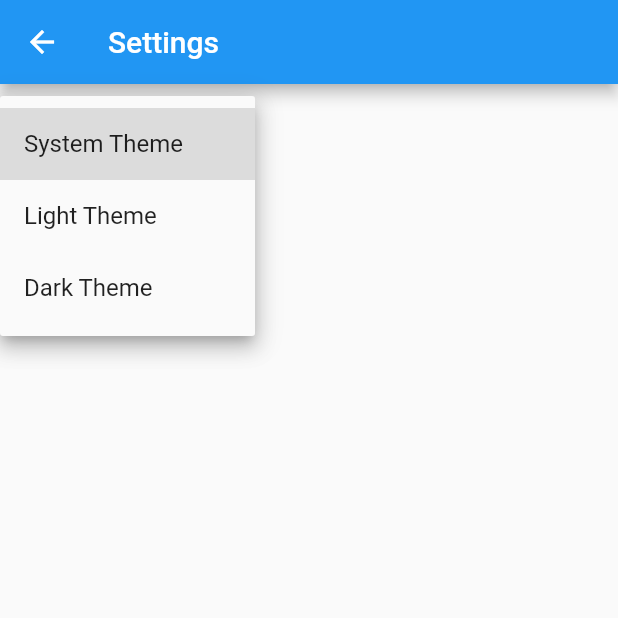
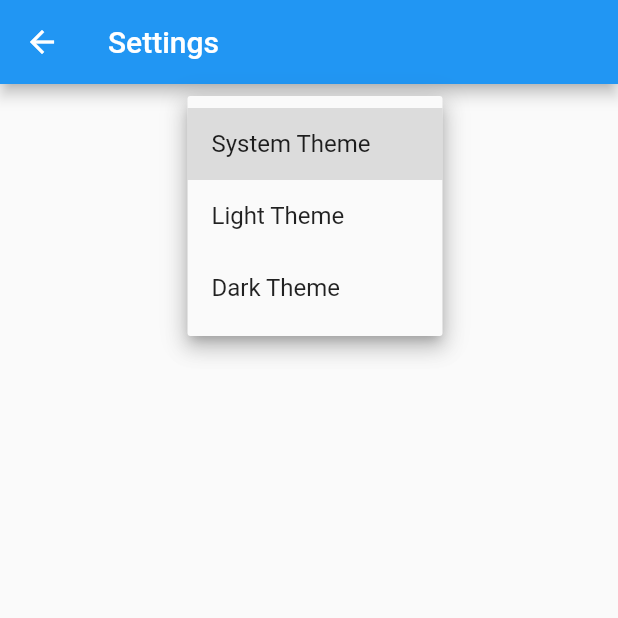
Before and after one commit to GregPuccio/ffa_classes, a Flutter app: the SettingsView screen opened by its route, after a tap on "System Theme", on a phone screen of 412 x 824 dp, the top half of it. Run offline on Flutter 3.47's test engine with Material 2 defaults, Android fonts, the phone set to English and light mode, and no system bars; our stand-ins replace cloud_firestore, firebase_core; missing offline and left inert: time_range; accounts and stored records are empty; generated files the repository leaves out were written again.

Commit message:
improved look and simplified

```diff
--- a/lib/src/settings/settings_view.dart
+++ b/lib/src/settings/settings_view.dart
@@ -19,7 +19,13 @@ class SettingsView extends StatelessWidget {
       appBar: AppBar(
         title: const Text('Settings'),
       ),
-      body: Padding(
+      body: Center(
+        child: Container(
+          alignment: Alignment.topCenter,
+          width: MediaQuery.of(context).orientation == Orientation.landscape
+              ? 600
+              : null,
+          child: Padding(
             padding: const EdgeInsets.all(16),
             // Glue the SettingsController to the theme selection DropdownButton.
             //
@@ -46,6 +52,8 @@ class SettingsView extends StatelessWidget {
               ],
             ),
           ),
+        ),
+      ),
     );
   }
 }
```
Also changed, not shown: lib/src/class_feature/add_class.dart (+9 -1 lines), lib/src/class_feature/fclass_details.dart (+12 -4 lines), lib/src/filterable_class_list.dart/filterable_class_list.dart (+14 -5 lines), firebase.json, 1 other file. Lines whose indentation alone changed are shown as unchanged.
